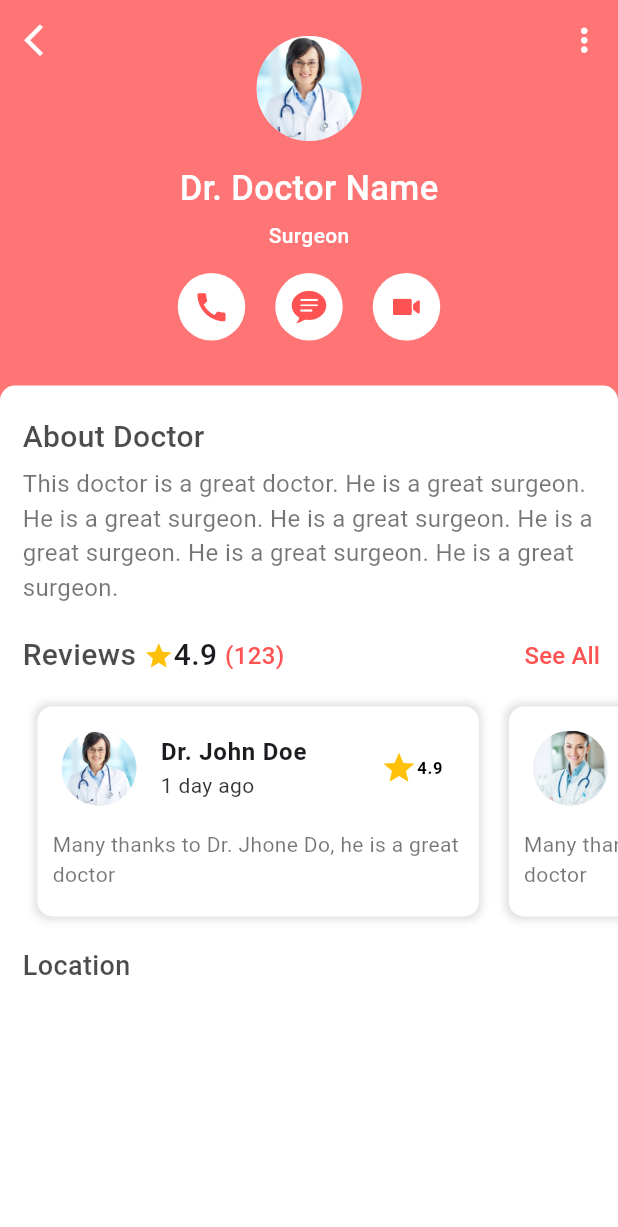
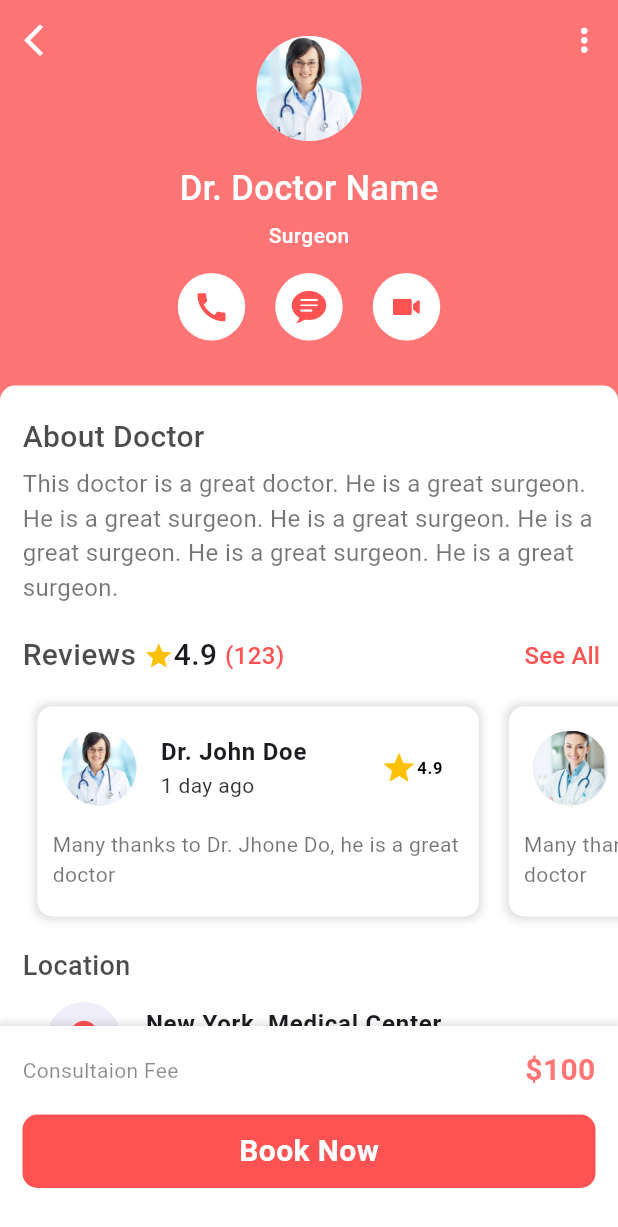
Before and after one commit to aldoprogrammer/mobile-app-booking-doctor-appoinment, a Flutter app: the DoctorScreen screen opened directly, on a phone screen of 412 x 824 dp. Shown: the top 1227 px of the screen. Run offline on Flutter 3.47's test engine with Material 3 defaults, Android fonts, the phone set to English and light mode, and no system bars; our stand-ins replace material_design_icons_flutter; missing offline and left inert: dart:ffi.

Commit message:
doctor lists

```diff
--- a/lib/doctor_screen.dart
+++ b/lib/doctor_screen.dart
@@ -321,6 +321,32 @@ class DoctorScreen extends StatelessWidget {
                         fontWeight: FontWeight.w500,
                         color: Colors.black.withOpacity(0.7),
                       ),
+                    ),
+                    ListTile(
+                      leading: Container(
+                        padding: EdgeInsets.all(10),
+                        decoration: BoxDecoration(
+                          color: Color(0xfff0eefa),
+                          shape: BoxShape.circle,
+                        ),
+                        child: Icon(
+                          Icons.location_on,
+                          color: Colors.redAccent,
+                          size: 30,
+                        ),
+                      ),
+                      title: Text(
+                        "New York, Medical Center",
+                        style: TextStyle(
+                          fontWeight: FontWeight.bold,
+                        ),
+                      ),
+                      subtitle: Text(
+                        "Address line of the medical center",
+                        style: TextStyle(
+                          color: Colors.black54,
+                        ),
+                      ),
                     )
                   ],
                 ),
@@ -328,6 +354,75 @@ class DoctorScreen extends StatelessWidget {
             ],
           ),
         ),
+        bottomNavigationBar: Container(
+          padding: EdgeInsets.all(15),
+          height: 140,
+          decoration: BoxDecoration(
+            color: Colors.white,
+            boxShadow: [
+              BoxShadow(
+                color: Colors.black12,
+                blurRadius: 4,
+                spreadRadius: 2,
+              ),
+            ],
+          ),
+          child: Column(
+            children: [
+              Row(
+                mainAxisAlignment: MainAxisAlignment.spaceBetween,
+                children: [
+                  Text(
+                    "Consultaion Fee",
+                    style: TextStyle(
+                      color: Colors.black45,
+                    ),
+                  ),
+                  Text(
+                    "\$100",
+                    style: TextStyle(
+                      fontSize: 20,
+                      color: Colors.redAccent.withOpacity(0.8),
+                      fontWeight: FontWeight.bold,
+                    ),
+                  ),
+                ],
+              ),
+              SizedBox(
+                height: 15,
+              ),
+              InkWell(
+                onTap: () {
+                  // Navigator.push(
+                  //   context,
+                  //   MaterialPageRoute(
+                  //     builder: (context) => BookingScreen(),
+                  //   ),
+                  // );
+                },
+                child: Container(
+                  // height: 50,
+                  width: MediaQuery.of(context).size.width,
+                  padding: EdgeInsets.symmetric(vertical: 10),
+                  decoration: BoxDecoration(
+                    color: Colors.redAccent,
+                    borderRadius: BorderRadius.circular(10),
+                  ),
+                  child: Center(
+                    child: Text(
+                      "Book Now",
+                      style: TextStyle(
+                        fontSize: 20,
+                        fontWeight: FontWeight.bold,
+                        color: Colors.white,
+                      ),
+                    ),
+                  ),
+                ),
+              )
+            ],
+          ),
+        ),
       ),
     );
   }
```
